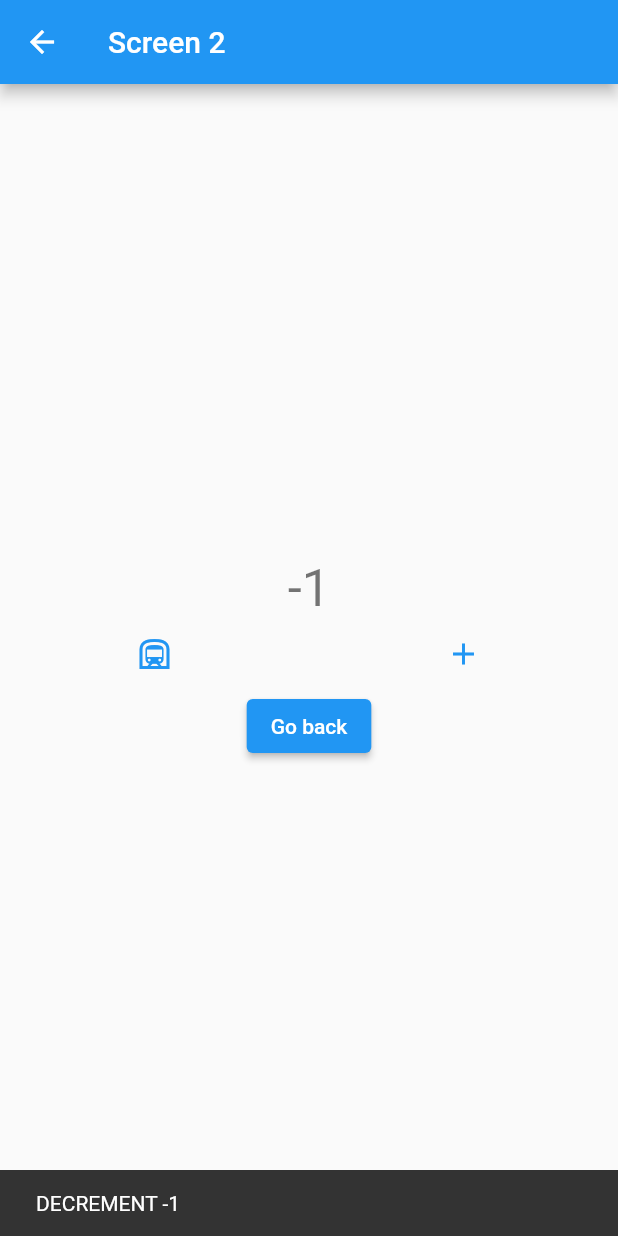
After one commit to brennan992k/bloc_example, a Flutter app: the SecondScreen screen opened directly, after a tap on the "subway" icon, on a phone screen of 412 x 824 dp. The commit adds this screen. Run offline on Flutter 3.47's test engine with Material 2 defaults, Android fonts, the phone set to English and light mode, and no system bars; our stand-ins replace bloc, equatable, flutter_bloc.

Commit message:
how to use bloc for mutil screen

```diff
--- /dev/null
+++ b/lib/presentation/screens/first_screen.dart
@@ -0,0 +1,90 @@
+import 'package:bloc_example/logic/cubits/counter_cubit/counter_cubit.dart';
+import 'package:bloc_example/presentation/screens/second_screen.dart';
+import 'package:flutter/material.dart';
+import 'package:flutter_bloc/flutter_bloc.dart';
+
+class FirstScreen extends StatefulWidget {
+  const FirstScreen({Key? key, required this.title}) : super(key: key);
+
+  final String title;
+
+  @override
+  State<FirstScreen> createState() => _FirstScreenState();
+}
+
+class _FirstScreenState extends State<FirstScreen> {
+  @override
+  Widget build(BuildContext context) {
+    return Scaffold(
+      appBar: AppBar(
+        title: Text(widget.title),
+      ),
+      body: Center(
+        child: Column(
+          mainAxisAlignment: MainAxisAlignment.center,
+          children: <Widget>[
+            // BlocListener<CounterCubit, CounterState>(
+            //   listener: (context, state) {
+            //     if (state.isIncrement == true) {
+            //       ScaffoldMessenger.of(context).showSnackBar(
+            //           SnackBar(content: Text('INCREMENT ${state.counter}')));
+            //     } else if (state.isIncrement == false) {
+            //       ScaffoldMessenger.of(context).showSnackBar(
+            //           SnackBar(content: Text('DECREMENT ${state.counter}')));
+            //     }
+            //   },
+            //   child: Text(
+            //     'VALUE',
+            //     style: Theme.of(context).textTheme.headline4,
+            //   ),
+            // ),
+            // BlocBuilder<CounterCubit, CounterState>(builder: (context, state) {
+            //   return Text(
+            //     '${state.counter}',
+            //     style: Theme.of(context).textTheme.headline4,
+            //   );
+            // }),
+            BlocConsumer<CounterCubit, CounterState>(builder: (context, state) {
+              return Text(
+                '${state.counter}',
+                style: Theme.of(context).textTheme.headline4,
+              );
+            }, listener: (context, state) {
+              if (state.isIncrement == true) {
+                ScaffoldMessenger.of(context).showSnackBar(
+                  SnackBar(
+                    content: Text('INCREMENT ${state.counter}'),
+                    duration: const Duration(microseconds: 10),
+                  ),
+                );
+              } else if (state.isIncrement == false) {
+                ScaffoldMessenger.of(context).showSnackBar(SnackBar(
+                  content: Text('DECREMENT ${state.counter}'),
+                  duration: const Duration(microseconds: 10),
+                ));
+              }
+            }),
+            Row(
+              mainAxisAlignment: MainAxisAlignment.spaceAround,
+              children: [
+                TextButton(
+                    onPressed: BlocProvider.of<CounterCubit>(context).decrement,
+                    child: const Icon(Icons.subway_outlined)),
+                TextButton(
+                    onPressed: BlocProvider.of<CounterCubit>(context).increment,
+                    child: const Icon(Icons.add_outlined))
+              ],
+            ),
+            ElevatedButton(
+                onPressed: () => Navigator.push(
+                    context,
+                    MaterialPageRoute(
+                        builder: (context) =>
+                            const SecondScreen(title: 'Screen 2'))),
+                child: const Text('Go to second screen'))
+          ],
+        ),
+      ),
+    );
+  }
+}
--- /dev/null
+++ b/lib/presentation/screens/second_screen.dart
@@ -0,0 +1,85 @@
+import 'package:bloc_example/logic/cubits/counter_cubit/counter_cubit.dart';
+import 'package:flutter/material.dart';
+import 'package:flutter_bloc/flutter_bloc.dart';
+
+class SecondScreen extends StatefulWidget {
+  const SecondScreen({Key? key, required this.title}) : super(key: key);
+
+  final String title;
+
+  @override
+  State<SecondScreen> createState() => _SecondScreenState();
+}
+
+class _SecondScreenState extends State<SecondScreen> {
+  @override
+  Widget build(BuildContext context) {
+    return Scaffold(
+      appBar: AppBar(
+        title: Text(widget.title),
+      ),
+      body: Center(
+        child: Column(
+          mainAxisAlignment: MainAxisAlignment.center,
+          children: <Widget>[
+            // BlocListener<CounterCubit, CounterState>(
+            //   listener: (context, state) {
+            //     if (state.isIncrement == true) {
+            //       ScaffoldMessenger.of(context).showSnackBar(
+            //           SnackBar(content: Text('INCREMENT ${state.counter}')));
+            //     } else if (state.isIncrement == false) {
+            //       ScaffoldMessenger.of(context).showSnackBar(
+            //           SnackBar(content: Text('DECREMENT ${state.counter}')));
+            //     }
+            //   },
+            //   child: Text(
+            //     'VALUE',
+            //     style: Theme.of(context).textTheme.headline4,
+            //   ),
+            // ),
+            // BlocBuilder<CounterCubit, CounterState>(builder: (context, state) {
+            //   return Text(
+            //     '${state.counter}',
+            //     style: Theme.of(context).textTheme.headline4,
+            //   );
+            // }),
+            BlocConsumer<CounterCubit, CounterState>(builder: (context, state) {
+              return Text(
+                '${state.counter}',
+                style: Theme.of(context).textTheme.headline4,
+              );
+            }, listener: (context, state) {
+              if (state.isIncrement == true) {
+                ScaffoldMessenger.of(context).showSnackBar(
+                  SnackBar(
+                    content: Text('INCREMENT ${state.counter}'),
+                    duration: const Duration(microseconds: 10),
+                  ),
+                );
+              } else if (state.isIncrement == false) {
+                ScaffoldMessenger.of(context).showSnackBar(SnackBar(
+                  content: Text('DECREMENT ${state.counter}'),
+                  duration: const Duration(microseconds: 10),
+                ));
+              }
+            }),
+            Row(
+              mainAxisAlignment: MainAxisAlignment.spaceAround,
+              children: [
+                TextButton(
+                    onPressed: BlocProvider.of<CounterCubit>(context).decrement,
+                    child: const Icon(Icons.subway_outlined)),
+                TextButton(
+                    onPressed: BlocProvider.of<CounterCubit>(context).increment,
+                    child: const Icon(Icons.add_outlined))
+              ],
+            ),
+            ElevatedButton(
+                onPressed: () => Navigator.pop(context),
+                child: const Text('Go back'))
+          ],
+        ),
+      ),
+    );
+  }
+}
```
Also changed, not shown: lib/main.dart (+2 -80 lines), route_design.png (added).
